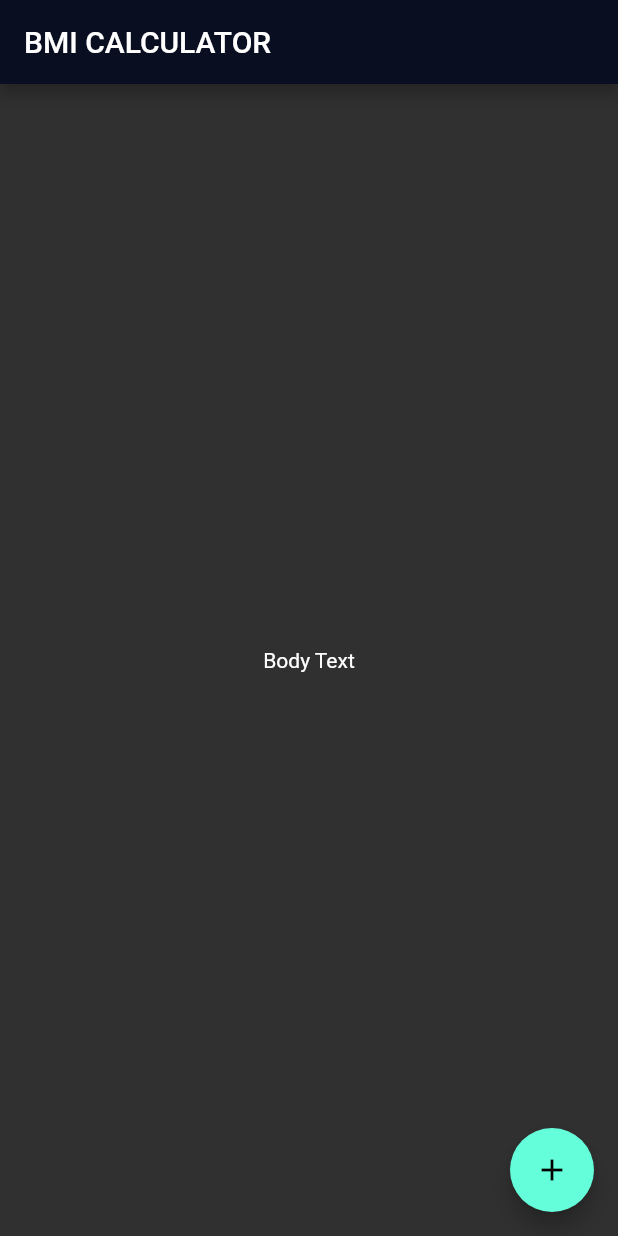
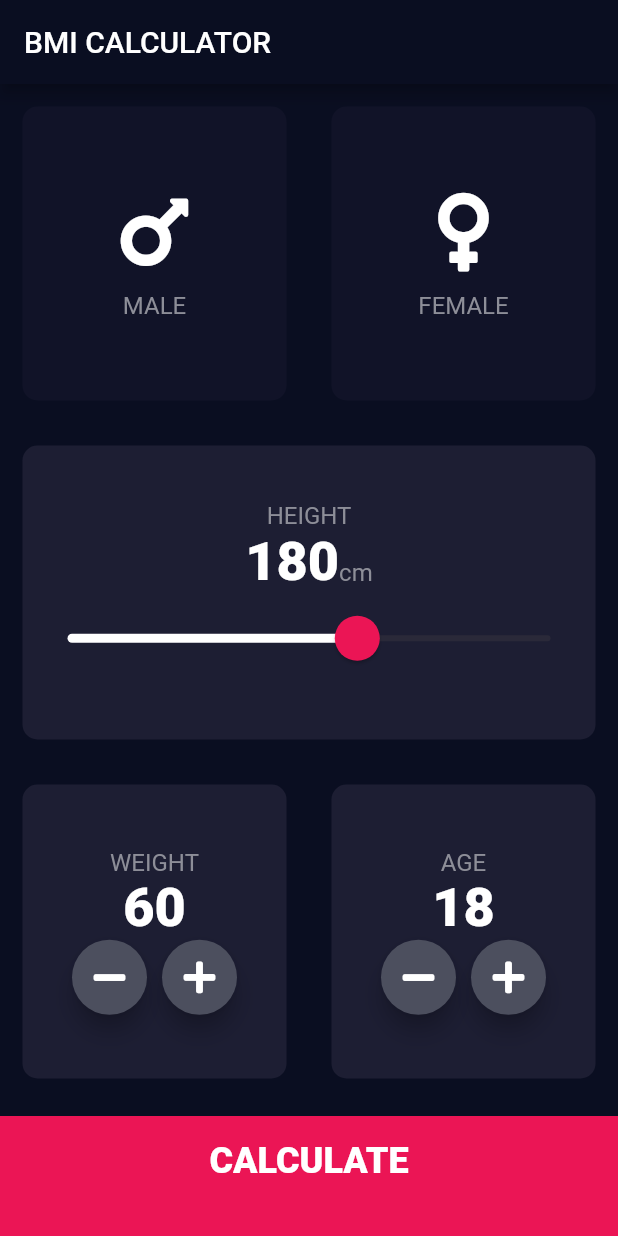
Before and after one commit to mhadaniya/ya-bmi-calculator, a Flutter app: the screen it shows after launch, on a phone screen of 412 x 824 dp. Run offline on Flutter 3.47's test engine with Material 2 defaults, Android fonts, the phone set to English and light mode, and no system bars; our stand-ins replace font_awesome_flutter.

Commit message:
:sparkles: Yet Another BMI Calculator done.

```diff
--- /dev/null
+++ b/lib/components/bottom_button.dart
@@ -0,0 +1,29 @@
+import 'package:flutter/material.dart';
+import 'package:bmi_calculator/utils/constants.dart';
+
+class BottomButton extends StatelessWidget {
+  BottomButton({@required this.onTap, @required this.title});
+
+  final Function onTap;
+  final String title;
+
+  @override
+  Widget build(BuildContext context) {
+    return GestureDetector(
+      onTap: onTap,
+      child: Container(
+        child: Center(
+          child: Text(
+            title,
+            style: kBottomButton,
+          ),
+        ),
+        color: kBottomContainerColor,
+        margin: EdgeInsets.only(top: 10.0),
+        padding: EdgeInsets.only(bottom: 20.0),
+        width: double.infinity,
+        height: kBottomContainerHeight,
+      ),
+    );
+  }
+}
--- /dev/null
+++ b/lib/components/icon_content.dart
@@ -0,0 +1,31 @@
+import 'package:flutter/material.dart';
+
+import 'package:bmi_calculator/utils/constants.dart';
+
+class IconContent extends StatelessWidget {
+
+  final IconData icon;
+  final String text;
+
+  IconContent({@required this.icon, @required this.text});
+
+  @override
+  Widget build(BuildContext context) {
+    return Column(
+      mainAxisAlignment: MainAxisAlignment.center,
+      children: <Widget>[
+        Icon(
+          this.icon,
+          size: 60.0,
+        ),
+        SizedBox(
+          height: 10,
+        ),
+        Text(
+          this.text,
+          style: kTextStyle,
+        )
+      ],
+    );
+  }
+}
--- /dev/null
+++ b/lib/components/reusable_card.dart
@@ -0,0 +1,24 @@
+import 'package:flutter/material.dart';
+
+class ReusableCard extends StatelessWidget {
+  final Color colour;
+  final Widget child;
+  final Function onTap;
+
+  ReusableCard({@required this.colour, this.child, this.onTap});
+
+  @override
+  Widget build(BuildContext context) {
+    return GestureDetector(
+      onTap: this.onTap,
+      child: Container(
+        margin: EdgeInsets.all(15.0),
+        decoration: BoxDecoration(
+          color: this.colour,
+          borderRadius: BorderRadius.circular(10.0)
+        ),
+        child: this.child,
+      ),
+    );
+  }
+}
--- /dev/null
+++ b/lib/components/rounded_icon.dart
@@ -0,0 +1,26 @@
+import 'package:flutter/material.dart';
+
+class RoundedIconButton extends StatelessWidget {
+
+  final IconData icon;
+  final Function onPress;
+
+  RoundedIconButton({@required this.icon, @required this.onPress});
+
+  @override
+  Widget build(BuildContext context) {
+    return RawMaterialButton(
+      child: Icon(
+        icon
+      ),
+      constraints: BoxConstraints.tightFor(
+        height: 50,
+        width: 50,
+      ),
+      shape: CircleBorder(),
+      fillColor: Color(0xFF4C4F5E),
+      elevation: 6,
+      onPressed: this.onPress,
+    );
+  }
+}
--- a/lib/main.dart
+++ b/lib/main.dart
@@ -1,3 +1,4 @@
+import 'package:bmi_calculator/screens/input_page.dart';
 import 'package:flutter/material.dart';
 
 void main() => runApp(BMICalculator());
@@ -9,29 +10,9 @@ class BMICalculator extends StatelessWidget {
       home: InputPage(),
       theme: ThemeData.dark().copyWith(
         primaryColor: Color(0xFF0A0E21),
+        scaffoldBackgroundColor: Color(0xFF0A0E21),
+        backgroundColor: Color(0xFF0A0E21),
       )
     );
   }
 }
-
-class InputPage extends StatefulWidget {
-  @override
-  _InputPageState createState() => _InputPageState();
-}
-
-class _InputPageState extends State<InputPage> {
-  @override
-  Widget build(BuildContext context) {
-    return Scaffold(
-      appBar: AppBar(
-        title: Text('BMI CALCULATOR'),
-      ),
-      body: Center(
-        child: Text('Body Text'),
-      ),
-      floatingActionButton: FloatingActionButton(
-        child: Icon(Icons.add),
-      ),
-    );
-  }
-}
--- /dev/null
+++ b/lib/screens/input_page.dart
@@ -0,0 +1,233 @@
+import 'package:bmi_calculator/components/bottom_button.dart';
+import 'package:bmi_calculator/components/icon_content.dart';
+import 'package:bmi_calculator/components/reusable_card.dart';
+import 'package:bmi_calculator/components/rounded_icon.dart';
+import 'package:bmi_calculator/screens/results_page.dart';
+import 'package:bmi_calculator/utils/constants.dart';
+import 'package:bmi_calculator/utils/bmi_calculator.dart';
+import 'package:flutter/material.dart';
+import 'package:font_awesome_flutter/font_awesome_flutter.dart';
+
+enum Gender{
+  male,
+  female,
+}
+
+class InputPage extends StatefulWidget {
+  @override
+  _InputPageState createState() => _InputPageState();
+}
+
+class _InputPageState extends State<InputPage> {
+
+  Gender selectedGender;
+  int height = 180;
+  int weight = 60;
+  int age = 18;
+
+  @override
+  Widget build(BuildContext context) {
+    return Scaffold(
+      appBar: AppBar(
+        title: Text('BMI CALCULATOR'),
+      ),
+      body: Column(
+        children: <Widget>[
+          Expanded(
+            child: Row(
+              children: <Widget>[
+                Expanded(
+                  child: ReusableCard(
+                    onTap: () {
+                      setState(() {
+                        selectedGender =Gender.male;
+                      });
+                    },
+                    colour: (selectedGender == Gender.male) ? kActiveCardColor : kInactiveCardColor,
+                    child: IconContent(
+                      icon: FontAwesomeIcons.mars,
+                      text: 'MALE',
+                    ),
+                  ),
+                ),
+                Expanded(
+                  child: ReusableCard(
+                    onTap: () {
+                      setState(() {
+                        selectedGender =Gender.female;
+                      });
+                    },
+                    colour: (selectedGender == Gender.female) ? kActiveCardColor : kInactiveCardColor,
+                    child: IconContent(
+                      icon: FontAwesomeIcons.venus,
+                      text: 'FEMALE',
+                    ),
+                  ),
+                ),
+              ],
+            ),
+          ),
+          Expanded(
+            child: ReusableCard(
+              colour: Color(0xFF1D1E33),
+              child: Column(
+                mainAxisAlignment: MainAxisAlignment.center,
+                children: <Widget>[
+                  Text(
+                    'HEIGHT',
+                    style: kTextStyle,
+                  ),
+                  Row(
+                    mainAxisAlignment: MainAxisAlignment.center,
+                    crossAxisAlignment: CrossAxisAlignment.baseline,
+                    textBaseline: TextBaseline.alphabetic,
+                    children: <Widget>[
+                      Text(
+                        height.toString(),
+                        style: kNumberStyle,
+                      ),
+                      Text(
+                        'cm',
+                        style: kTextStyle,
+                      ),
+                    ],
+                  ),
+                  SliderTheme(
+                    data: SliderTheme.of(context).copyWith(
+                      inactiveTrackColor: kInactiveSliderColor,
+                      activeTrackColor: Colors.white,
+                      thumbColor: kBottomContainerColor,
+                      overlayColor: Color(0x29EB1555),
+                      thumbShape: RoundSliderThumbShape(
+                        enabledThumbRadius: 15.0
+                      ),
+                      overlayShape: RoundSliderOverlayShape(
+                        overlayRadius: 30,
+                      ),
+                    ),
+                    child: Slider(
+                      value: height.toDouble(),
+                      min: 120,
+                      max: 220,
+                      onChanged: (double newValue) {
+                        setState(() {
+                          height = newValue.toInt();
+                        });
+                      },
+                    ),
+                  ),
+                ],
+              )
+            ),
+          ),
+          Expanded(
+            child: Row(
+              children: <Widget>[
+                Expanded(
+                  child: ReusableCard(
+                    colour: kActiveCardColor,
+                    child: Column(
+                      mainAxisAlignment: MainAxisAlignment.center,
+                      children: <Widget>[
+                        Text(
+                          'WEIGHT',
+                          style: kTextStyle,
+                        ),
+                        Text(
+                          weight.toString(),
+                          style: kNumberStyle,
+                        ),
+                        Row(
+                          mainAxisAlignment: MainAxisAlignment.center,
+                          children: <Widget>[
+                            RoundedIconButton(
+                              icon: FontAwesomeIcons.minus,
+                              onPress: (){
+                                setState(() {
+                                  weight = weight - 1;
+                                });
+                              },
+                            ),
+                            SizedBox(
+                              width: 10,
+                            ),
+                            RoundedIconButton(
+                              icon: FontAwesomeIcons.plus,
+                              onPress: (){
+                                setState(() {
+                                  weight = weight + 1;
+                                });
+                              },
+                            ),
+                          ],
+                        )
+                      ],
+                    ),
+                  ),
+                ),
+                Expanded(
+                  child: ReusableCard(
+                    colour: kActiveCardColor,
+                    child: Column(
+                      mainAxisAlignment: MainAxisAlignment.center,
+                      children: <Widget>[
+                        Text(
+                          'AGE',
+                          style: kTextStyle,
+                        ),
+                        Text(
+                          age.toString(),
+                          style: kNumberStyle,
+                        ),
+                        Row(
+                          mainAxisAlignment: MainAxisAlignment.center,
+                          children: <Widget>[
+                            RoundedIconButton(
+                              icon: FontAwesomeIcons.minus,
+                              onPress: (){
+                                setState(() {
+                                  age = age - 1;
+                                });
+                              },
+                            ),
+                            SizedBox(
+                              width: 10,
+                            ),
+                            RoundedIconButton(
+                              icon: FontAwesomeIcons.plus,
+                              onPress: (){
+                                setState(() {
+                                  age = age + 1;
+                                });
+                              },
+                            ),
+                          ],
+                        )
+                      ],
+                    ),
+                  ),
+                ),
+              ],
+            ),
+
+          ),
+          BottomButton(
+            title: 'CALCULATE',
+            onTap: () {
+
+              BMICalculator calculator = BMICalculator(weight: weight, height: height);
+
+              Navigator.push(context,
+                MaterialPageRoute(builder: (context) => ResultPage(
+                  bmi: calculator.calculate(),
+                  classification: calculator.getResult(),
+                  message: calculator.getMessage(),
+                ))
+              );
+            },
+          ),
+        ],
+      ),
+    );
+  }
+}
--- /dev/null
+++ b/lib/utils/bmi_calculator.dart
@@ -0,0 +1,41 @@
+import 'dart:math';
+
+class BMICalculator{
+
+  final int height;
+  final int weight;
+
+  double _bmi = 0;
+
+  BMICalculator({this.height, this.weight});
+
+  String calculate(){
+    _bmi = weight / pow(height/100, 2);
+    return _bmi.toStringAsFixed(1);
+  }
+
+  String getResult() {
+    if(_bmi > 29.9){
+      return 'Obesity';
+    } else if (_bmi <= 29.9 && _bmi > 25){
+      return 'Overweight';
+    } else if (_bmi > 18.5 && _bmi < 25){
+      return 'Normal';
+    } else {
+      return 'Underweight';
+    }
+  }
+
+  String getMessage() {
+    if(_bmi > 29.9){
+      return 'Obesity';
+    } else if (_bmi <= 29.9 && _bmi > 25){
+      return 'Overweight';
+    } else if (_bmi > 18.5 && _bmi < 25){
+      return 'Normal';
+    } else {
+      return 'Underweight';
+    }
+  }
+
+}
--- /dev/null
+++ b/lib/utils/constants.dart
@@ -0,0 +1,43 @@
+import 'package:flutter/material.dart';
+
+const kBottomContainerHeight = 80.0;
+const kBottomContainerColor = Color(0xFFEB1555);
+const kActiveCardColor = Color(0xFF1D1E33);
+const kInactiveCardColor = Color(0xFF111328);
+const kInactiveSliderColor = Color(0xFF8D898);
+
+const TextStyle kTextStyle = TextStyle(
+  fontSize: 16,
+  color: Color(0xFF8D8E98)
+);
+
+const TextStyle kNumberStyle = TextStyle(
+  fontWeight: FontWeight.w900,
+  fontSize: 36,
+);
+
+const TextStyle kBottomButton = TextStyle(
+  fontWeight: FontWeight.w900,
+  fontSize: 24,
+);
+
+const TextStyle kTitleStyle = TextStyle(
+  fontWeight: FontWeight.bold,
+  fontSize: 40,
+);
+
+const TextStyle kResultTextStyle = TextStyle(
+  fontWeight: FontWeight.bold,
+  fontSize: 24,
+  color: Color(0xFF24D876),
+);
+
+const TextStyle kBMIResultText = TextStyle(
+  fontWeight: FontWeight.bold,
+  fontSize: 72,
+);
+
+const TextStyle kMessageStyle = TextStyle(
+  color: Color(0xFF8D8E98),
+  fontSize: 20,
+);
--- a/pubspec.yaml
+++ b/pubspec.yaml
@@ -11,6 +11,7 @@ dependencies:
     sdk: flutter
 
   cupertino_icons: ^0.1.2
+  font_awesome_flutter: ^8.4.0
 
 dev_dependencies:
   flutter_test:
```
Also changed, not shown: lib/screens/results_page.dart (added, +67 -0 lines).
